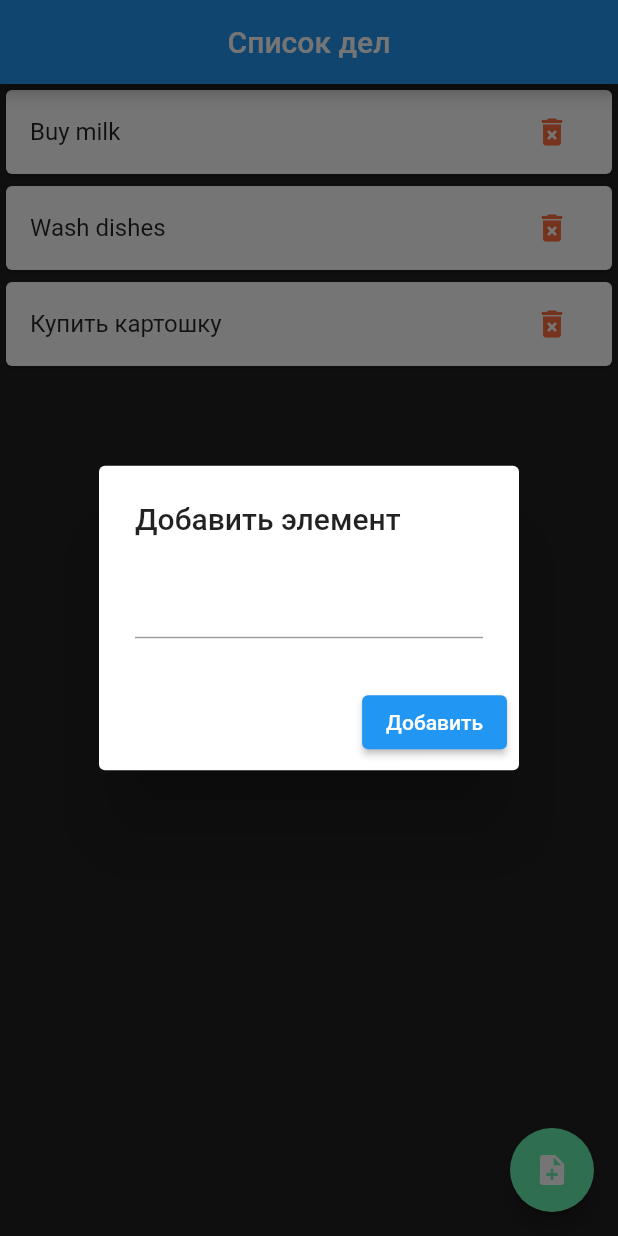
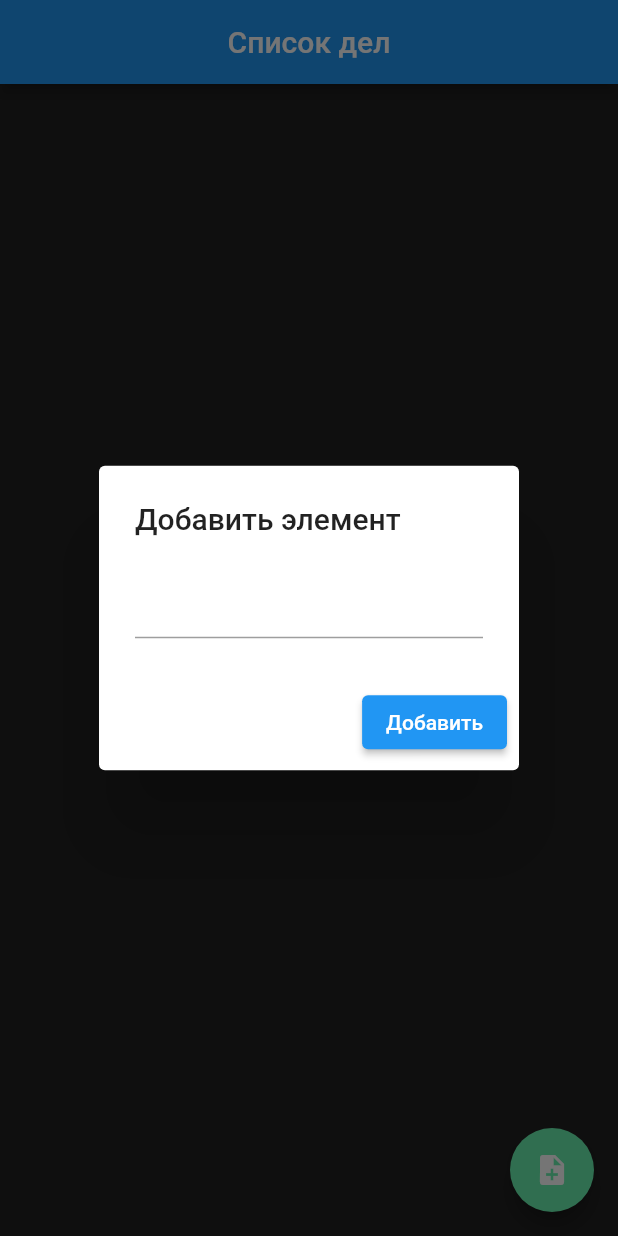
Before and after one commit to TommyTate/sgroup, a Flutter app: the screen it shows after launch, after a tap on the "note add" icon, on a phone screen of 412 x 824 dp. Run offline on Flutter 3.47's test engine with Material 2 defaults, Android fonts, the phone set to English and light mode, and no system bars; our stand-ins replace shared_preferences.

Commit message:
update v1
06.12.2022

```diff
--- /dev/null
+++ b/lib/models/global.dart
@@ -0,0 +1,4 @@
+import 'package:sgroup/models/toDoListModel.dart';
+
+//Создаем глобальное состояние
+List<ToDoListModel> taskList = [];
--- /dev/null
+++ b/lib/models/toDoListModel.dart
@@ -0,0 +1,24 @@
+import 'dart:convert';
+
+class ToDoListModel {
+  String title = '';
+
+  ToDoListModel({this.title = ''});
+
+  factory ToDoListModel.fromJson(Map<String, dynamic> parsedJson) =>
+      ToDoListModel(title: parsedJson['title'] ?? null);
+  static Map<String, dynamic> toMap(ToDoListModel toDoList) => {
+        'title': toDoList.title,
+      };
+
+  static String encode(List<ToDoListModel> list) => json.encode(
+        list
+            .map<Map<String, dynamic>>((items) => ToDoListModel.toMap(items))
+            .toList(),
+      );
+
+  static List<ToDoListModel> decode(String list) =>
+      (json.decode(list) as List<dynamic>)
+          .map<ToDoListModel>((item) => ToDoListModel.fromJson(item))
+          .toList();
+}
--- a/lib/pages/Home.dart
+++ b/lib/pages/Home.dart
@@ -1,7 +1,10 @@
 import 'package:flutter/material.dart';
 import 'package:flutter/src/widgets/container.dart';
 import 'package:flutter/src/widgets/framework.dart';
+import 'package:sgroup/models/toDoListModel.dart';
+import 'package:sgroup/services/save_values_to_local_base.dart';
 import 'package:shared_preferences/shared_preferences.dart';
+import 'package:sgroup/models/global.dart' as global;
 
 class Home extends StatefulWidget {
   const Home({super.key});
@@ -11,15 +14,36 @@ class Home extends StatefulWidget {
 }
 
 class _HomeState extends State<Home> {
-
   String _userToDo = '';
-  List todoList = [];
-
+  List<ToDoListModel> todoList = []; //Делаем список типа ToDoListModel
+  final Future<SharedPreferences> _prefs = SharedPreferences
+      .getInstance(); //Объявляем переменную для извлечения строк из shared Preferences
   @override
   void initState() {
     super.initState();
 
-    todoList.addAll(['Buy milk', 'Wash dishes', 'Купить картошку']);
+    //Задаем начальное состояние списка
+    _getTasks();
+  }
+
+  _getTasks() async {
+    final SharedPreferences prefs =
+        await _prefs; // инициируем подключение к prefs
+    final String? tasks = prefs.getString(
+        'taskItems'); // запрашиваем строку taskItems и сохранаем ее в tasks
+    //проверяем строку tasks
+    if (tasks == null || global.taskList == null) {
+      setState(() {
+        global.taskList = [];
+      });
+
+      print('Дел нет');
+    } else {
+      print('дела есть');
+      setState(() {
+        global.taskList = ToDoListModel.decode(tasks);
+      });
+    }
   }
 
   @override
@@ -30,40 +54,54 @@ class _HomeState extends State<Home> {
         title: Text('Список дел'),
         centerTitle: true,
       ),
-      body: ListView.builder(
-        itemCount: todoList.length,
+      body:
+          //проверям список дел, перед отображением
+          //если он пуст, то выводим сообщение
+          //иначе даем список дел
+
+          global.taskList.isNotEmpty
+              ? ListView.builder(
+                  itemCount: global.taskList.length,
                   itemBuilder: (BuildContext context, int index) {
                     return Dismissible(
-            key: Key(todoList[index]),
+                      key: Key(global.taskList[index].title),
                       child: Card(
                         child: ListTile(
-              title: Text(todoList[index]),
+                          title: Text(global.taskList[index].title),
                           trailing: IconButton(
-              icon: Icon(
-                Icons.delete_forever_rounded,
-                color: Colors.deepOrangeAccent
-              ),
+                              icon: Icon(Icons.delete_forever_rounded,
+                                  color: Colors.deepOrangeAccent),
                               onPressed: () {
+                                //удаляем элемент списка и сохраняем новое состояния списка
                                 setState(() {
-                  todoList.removeAt(index);
+                                  global.taskList.removeAt(index);
                                 });
-              }
-            ),
+                                removeToDoItemsFromLocalBaseValues(); //удаление локальных данных из SharedPreferences
+                                saveToDoItemsToLocalBase(global
+                                    .taskList); //Затем сохраняем обновленный список в SharedPreferences
+                              }),
                         ),
                       ),
                       onDismissed: (direction) {
                         // if (direction == DismissDirection.)
                         setState(() {
-               todoList.removeAt(index);
+                          global.taskList.removeAt(index);
                         });
+                        removeToDoItemsFromLocalBaseValues(); //удаление локальных данных из SharedPreferences
+                        saveToDoItemsToLocalBase(global
+                            .taskList); //Сохраняем обновленный список в SharedPreferences
                       },
                     );
-        }
-        ),
+                  })
+              : Center(
+                  child: Text('Дела отсутствуют',
+                      style: TextStyle(color: Colors.grey))),
       floatingActionButton: FloatingActionButton(
           backgroundColor: Colors.greenAccent,
           onPressed: () {
-            showDialog(context: context, builder: (BuildContext context) {
+            showDialog(
+                context: context,
+                builder: (BuildContext context) {
                   return AlertDialog(
                     title: Text('Добавить элемент'),
                     content: TextField(
@@ -72,12 +110,20 @@ class _HomeState extends State<Home> {
                       },
                     ),
                     actions: [
-                  ElevatedButton(onPressed: () {
+                      ElevatedButton(
+                          onPressed: () {
+                            //Устанавливаем новое состояние списка, добавляя новое значение
+
                             setState(() {
-                      todoList.add(_userToDo);
+                              global.taskList
+                                  .add(ToDoListModel(title: _userToDo));
                             });
+                            saveToDoItemsToLocalBase(global
+                                .taskList); //Затем сохраняем обновленный список в SharedPreferences
+                            _getTasks();
                             Navigator.of(context).pop();
-                  }, child: Text('Добавить'))
+                          },
+                          child: Text('Добавить'))
                     ],
                   );
                 });
@@ -85,8 +131,7 @@ class _HomeState extends State<Home> {
           child: Icon(
             Icons.note_add,
             color: Colors.white,
-          )
-    ),
+          )),
     );
   }
 }
```
Also changed, not shown: lib/services/save_values_to_local_base.dart (added, +24 -0 lines), pubspec.yaml (line endings or trailing spaces). Lines whose indentation alone changed are shown as unchanged.
